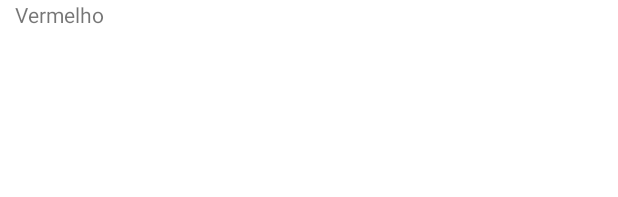
After one commit to danielmfr97/HealthFit, an Android app: the layout list_cores.xml on its own in the app's theme, with its tools: preview values and no code run, on a phone screen of 412 x 824 dp. The commit adds this screen. Shown: the top 197 px of the screen. Run offline under Robolectric (Android 15) with nearby library versions, the phone set to English and light mode, and no system bars.

Commit message:
Adicionar lista de cores para seleção

```diff
--- /dev/null
+++ b/app/src/main/res/layout/list_cores.xml
@@ -0,0 +1,29 @@
+<?xml version="1.0" encoding="utf-8"?>
+<androidx.constraintlayout.widget.ConstraintLayout xmlns:android="http://schemas.android.com/apk/res/android"
+    xmlns:app="http://schemas.android.com/apk/res-auto"
+    xmlns:tools="http://schemas.android.com/tools"
+    android:layout_width="match_parent"
+    android:layout_height="wrap_content"
+    android:layout_marginStart="10dp"
+    android:layout_marginEnd="10dp">
+
+    <TextView
+        android:id="@+id/tvCor"
+        android:layout_width="0dp"
+        android:layout_height="wrap_content"
+        app:layout_constraintBottom_toBottomOf="parent"
+        app:layout_constraintEnd_toStartOf="@id/ivCor"
+        app:layout_constraintStart_toStartOf="parent"
+        app:layout_constraintTop_toTopOf="parent"
+        tools:text="Vermelho" />
+
+    <ImageView
+        android:id="@+id/ivCor"
+        android:layout_width="100dp"
+        android:layout_height="0dp"
+        app:layout_constraintBottom_toBottomOf="@id/tvCor"
+        app:layout_constraintEnd_toEndOf="parent"
+        app:layout_constraintStart_toEndOf="@id/tvCor"
+        app:layout_constraintTop_toTopOf="@id/tvCor" />
+
+</androidx.constraintlayout.widget.ConstraintLayout>
--- a/app/src/main/res/values/colors.xml
+++ b/app/src/main/res/values/colors.xml
@@ -7,6 +7,9 @@
     <color name="teal_700">#FF018786</color>
     <color name="black">#FF000000</color>
     <color name="white">#FFFFFFFF</color>
+    <color name="vermelho">#FF0000</color>
+    <color name="verde">#00FF00</color>
+    <color name="azul">#0000FF</color>
 
     <color name="backgroundDashboard">#F8F8F8</color>
 </resources>
```
Also changed, not shown: app/src/main/java/com/daniel/ramos/projetotcc/presenter/adapters/ColorArrayAdapter.kt (added, +43 -0 lines), app/src/main/java/com/daniel/ramos/projetotcc/presenter/enums/Cores.kt (added, +9 -0 lines).
